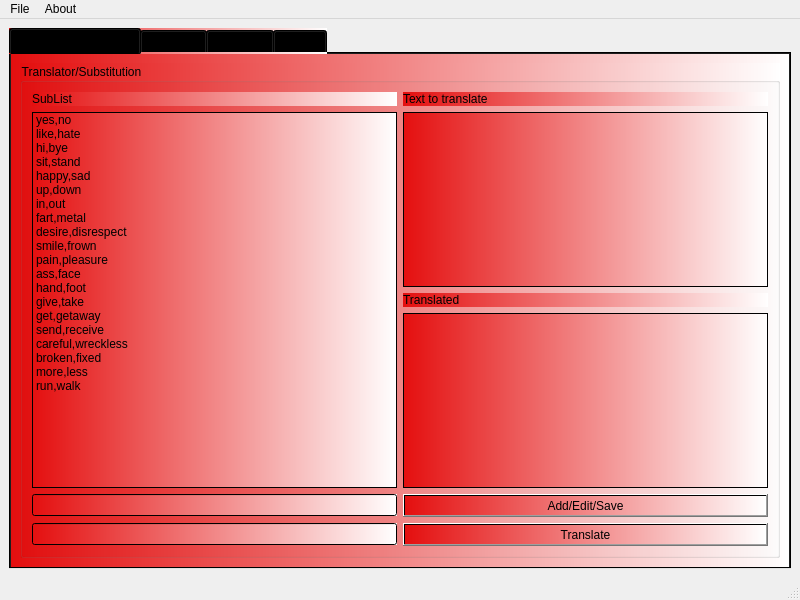
Above: mainwindow.ui from netpipe/RightHand before the change. Below: the same form after it.
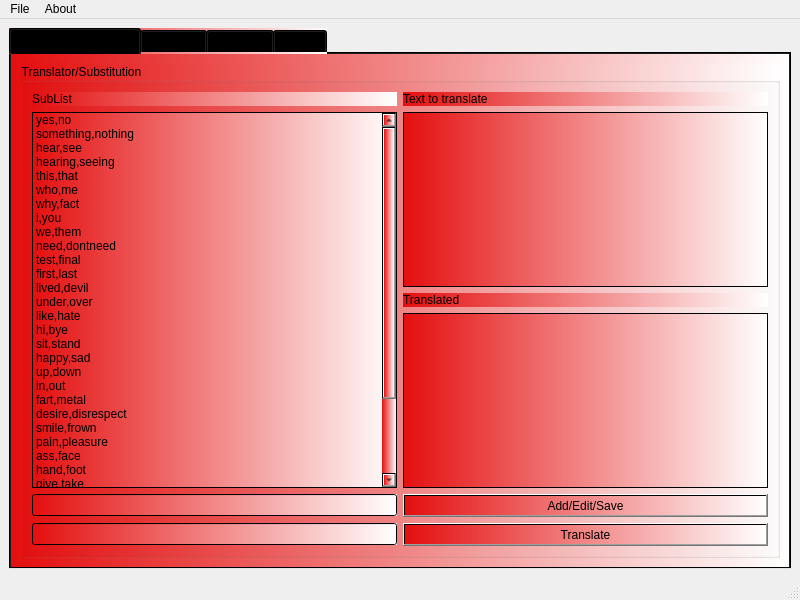
That is the form after the change.

```diff
--- a/mainwindow.ui
+++ b/mainwindow.ui
@@ -51,6 +51,71 @@
                <string>yes,no</string>
               </property>
              </item>
+             <item>
+              <property name="text">
+               <string>something,nothing</string>
+              </property>
+             </item>
+             <item>
+              <property name="text">
+               <string>hear,see</string>
+              </property>
+             </item>
+             <item>
+              <property name="text">
+               <string>hearing,seeing</string>
+              </property>
+             </item>
+             <item>
+              <property name="text">
+               <string>this,that</string>
+              </property>
+             </item>
+             <item>
+              <property name="text">
+               <string>who,me</string>
+              </property>
+             </item>
+             <item>
+              <property name="text">
+               <string>why,fact</string>
+              </property>
+             </item>
+             <item>
+              <property name="text">
+               <string>i,you</string>
+              </property>
+             </item>
+             <item>
+              <property name="text">
+               <string>we,them</string>
+              </property>
+             </item>
+             <item>
+              <property name="text">
+               <string>need,dontneed</string>
+              </property>
+             </item>
+             <item>
+              <property name="text">
+               <string>test,final</string>
+              </property>
+             </item>
+             <item>
+              <property name="text">
+               <string>first,last</string>
+              </property>
+             </item>
+             <item>
+              <property name="text">
+               <string>lived,devil</string>
+              </property>
+             </item>
+             <item>
+              <property name="text">
+               <string>under,over</string>
+              </property>
+             </item>
              <item>
               <property name="text">
                <string>like,hate</string>
```
